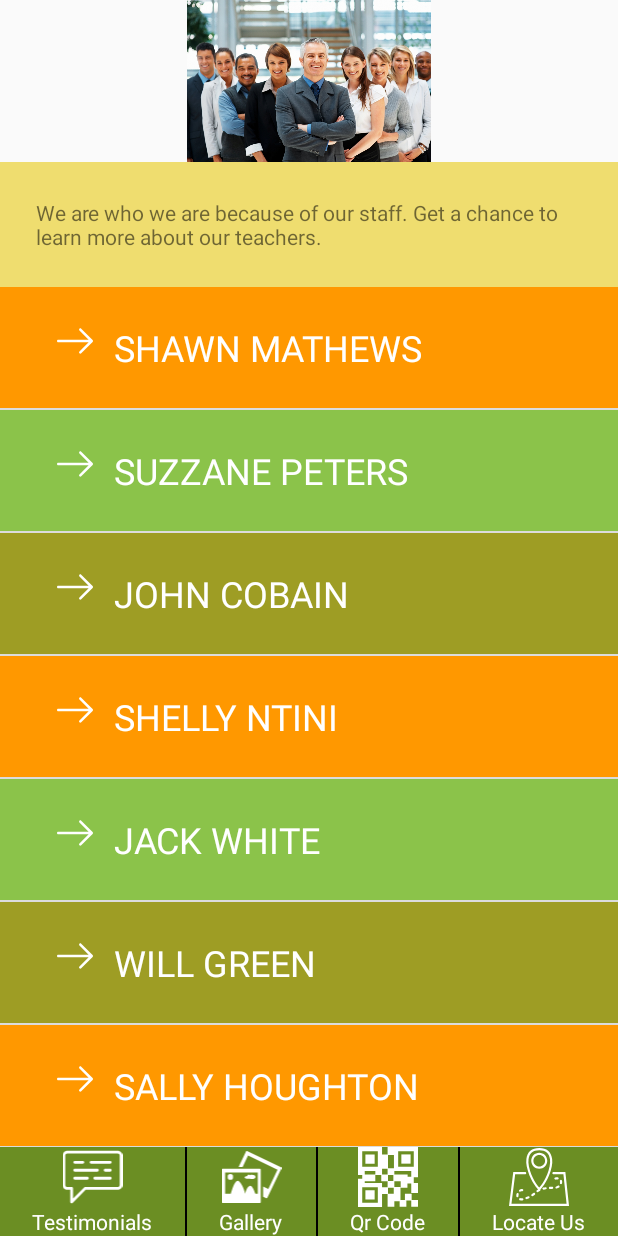
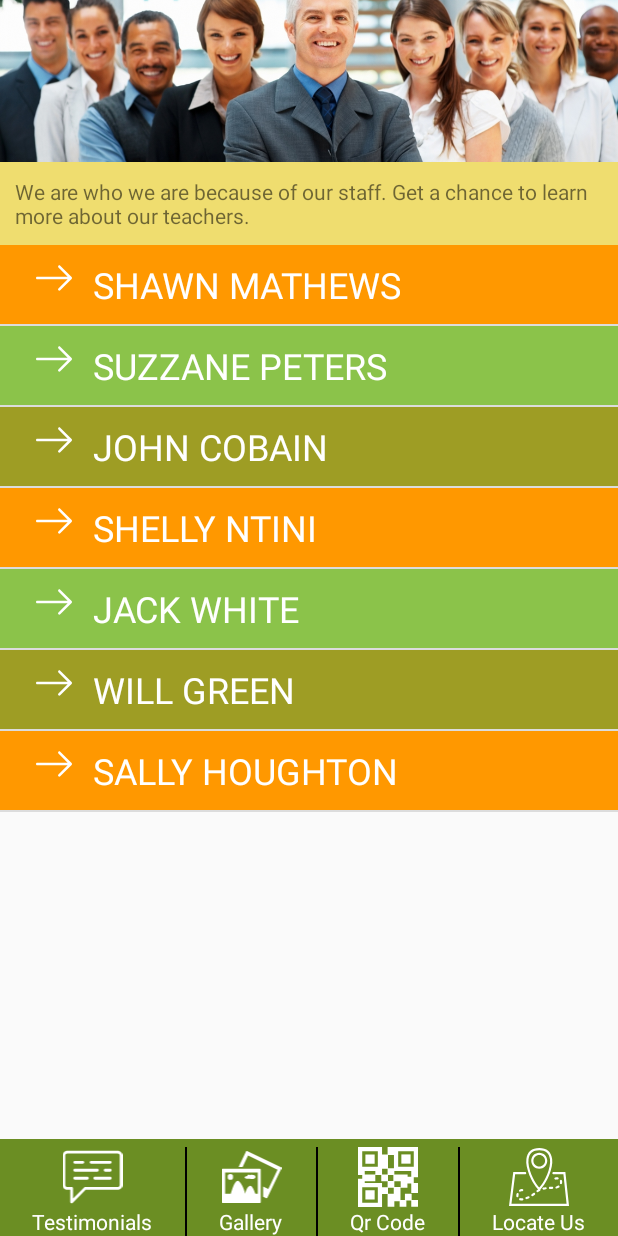
Before and after one commit to appingway-Project20/starwingsproject2, an Android app: the OurStaffActivity screen opened directly, with no data from a screen before it, on a phone screen of 412 x 824 dp. Run offline under Robolectric (Android 15) with nearby library versions, the phone set to English and light mode, and no system bars.

```diff
--- a/app/src/main/AndroidManifest.xml
+++ b/app/src/main/AndroidManifest.xml
@@ -21,9 +21,6 @@
                 <category android:name="android.intent.category.LAUNCHER" />
             </intent-filter>
         </activity>
-        <activity
-            android:name=".StaffActivity"
-            android:parentActivityName=".OurStaffActivity"></activity>
         <activity android:name=".HomeScreenActivity"></activity>
         <activity android:name=".Courses"/>
         <activity android:name=".TestimonialActivity"/>
@@ -31,6 +28,7 @@
         <activity android:name=".AboutUsActivity"/>
         <activity android:name=".VariousCourses"/>
         <activity android:name=".TestimonialDetailActivity"/>
+        <activity android:name=".StaffActivity" />
     </application>
 
 </manifest>
--- a/app/src/main/java/com/example/admin/successcoachingapp/HomeScreenActivity.java
+++ b/app/src/main/java/com/example/admin/successcoachingapp/HomeScreenActivity.java
@@ -28,6 +28,7 @@ public class HomeScreenActivity extends AppCompatActivity implements View.OnClic
         init();
         titleView.setText("HOME");
         setSupportActionBar(toolbar);
+
         testimonial.setOnClickListener(this);
         gallery.setOnClickListener(this);
         qr.setOnClickListener(this);
--- a/app/src/main/res/layout/activity_courses.xml
+++ b/app/src/main/res/layout/activity_courses.xml
@@ -31,6 +31,7 @@
     </RelativeLayout>
 
     <LinearLayout
+        android:paddingTop="5dp"
         android:layout_width="match_parent"
         android:layout_height="wrap_content"
         android:orientation="horizontal"
--- a/app/src/main/res/layout/activity_main.xml
+++ b/app/src/main/res/layout/activity_main.xml
@@ -6,111 +6,129 @@
     android:layout_height="match_parent"
     android:orientation="vertical"
     tools:context="com.example.admin.successcoachingapp.OurStaffActivity">
+
     <ImageView
-    android:layout_width="wrap_content"
-    android:layout_height="108dp"
-    android:src="@drawable/staff_people"/>
+        android:layout_width="wrap_content"
+        android:layout_height="108dp"
+        android:scaleType="centerCrop"
+        android:src="@drawable/staff_people" />
+
     <TextView
+        android:id="@+id/staff_intro"
         android:layout_width="match_parent"
         android:layout_height="wrap_content"
-        android:id="@+id/staff_intro"
         android:background="#EFDD6F"
-        android:padding="24dp" />
+        android:padding="10dp" />
+
     <RelativeLayout
         android:layout_width="wrap_content"
         android:layout_height="wrap_content"
         android:layout_weight="1">
+
         <android.support.v7.widget.RecyclerView
+            android:id="@+id/recycler_view"
             android:layout_width="match_parent"
-            android:layout_height="match_parent"
-            android:id="@+id/recycler_view">
-        </android.support.v7.widget.RecyclerView>
+            android:layout_height="match_parent"></android.support.v7.widget.RecyclerView>
 
     </RelativeLayout>
+
     <LinearLayout
         android:layout_width="match_parent"
         android:layout_height="wrap_content"
+        android:background="#6B8E23"
         android:orientation="horizontal"
-        android:background="#6B8E23">
-        <LinearLayout
-            android:layout_width="wrap_content"
-            android:layout_height="wrap_content"
-            android:orientation="vertical"
-            android:layout_weight="1">
-            <ImageView
-                android:layout_width="match_parent"
-                android:layout_height="40dp"
-                android:src="@drawable/ic_chat"
-                />
-            <TextView
-                android:layout_width="wrap_content"
-                android:layout_height="wrap_content"
-                android:text="Testimonials"
-                android:layout_gravity="center_horizontal"
-                android:textColor="#FFFFFF"/>
-        </LinearLayout>
-        <View
-            android:layout_width="1dp"
-            android:layout_height="match_parent"
-            android:background="#000000"/>
-        <LinearLayout
-            android:layout_width="wrap_content"
-            android:layout_height="wrap_content"
-            android:orientation="vertical"
-            android:layout_weight="1">
-            <ImageView
-                android:layout_width="match_parent"
-                android:layout_height="40dp"
-                android:src="@drawable/ic_gallery"
-                />
-            <TextView
-                android:layout_width="wrap_content"
-                android:layout_height="wrap_content"
-                android:textColor="#FFFFFF"
-                android:layout_gravity="center_horizontal"
-
-                android:text="Gallery"/>
-        </LinearLayout>
-        <View
-            android:layout_width="1dp"
-            android:layout_height="match_parent"
-            android:background="#000000"/>
+        android:paddingTop="5dp">
 
         <LinearLayout
             android:layout_width="wrap_content"
             android:layout_height="wrap_content"
-            android:orientation="vertical"
-            android:layout_weight="1">
+            android:layout_weight="1"
+            android:orientation="vertical">
+
             <ImageView
                 android:layout_width="match_parent"
                 android:layout_height="40dp"
-                android:src="@drawable/ic_qr_codes"/>
+                android:src="@drawable/ic_chat" />
+
             <TextView
                 android:layout_width="wrap_content"
                 android:layout_height="wrap_content"
-                android:textColor="#FFFFFF"
                 android:layout_gravity="center_horizontal"
-                android:text="Qr Code"/>
+                android:text="Testimonials"
+                android:textColor="#FFFFFF" />
         </LinearLayout>
+
         <View
             android:layout_width="1dp"
             android:layout_height="match_parent"
-            android:background="#000000"/>
+            android:background="#000000" />
+
         <LinearLayout
             android:layout_width="wrap_content"
             android:layout_height="wrap_content"
-            android:orientation="vertical"
-            android:layout_weight="1">
+            android:layout_weight="1"
+            android:orientation="vertical">
+
             <ImageView
                 android:layout_width="match_parent"
                 android:layout_height="40dp"
-                android:src="@drawable/ic_map_location"/>
+                android:src="@drawable/ic_gallery" />
+
             <TextView
                 android:layout_width="wrap_content"
                 android:layout_height="wrap_content"
-                android:textColor="#FFFFFF"
                 android:layout_gravity="center_horizontal"
-                android:text="Locate Us"/>
-            </LinearLayout>
+                android:text="Gallery"
+
+                android:textColor="#FFFFFF" />
+        </LinearLayout>
+
+        <View
+            android:layout_width="1dp"
+            android:layout_height="match_parent"
+            android:background="#000000" />
+
+        <LinearLayout
+            android:layout_width="wrap_content"
+            android:layout_height="wrap_content"
+            android:layout_weight="1"
+            android:orientation="vertical">
+
+            <ImageView
+                android:layout_width="match_parent"
+                android:layout_height="40dp"
+                android:src="@drawable/ic_qr_codes" />
+
+            <TextView
+                android:layout_width="wrap_content"
+                android:layout_height="wrap_content"
+                android:layout_gravity="center_horizontal"
+                android:text="Qr Code"
+                android:textColor="#FFFFFF" />
+        </LinearLayout>
+
+        <View
+            android:layout_width="1dp"
+            android:layout_height="match_parent"
+            android:background="#000000" />
+
+        <LinearLayout
+            android:layout_width="wrap_content"
+            android:layout_height="wrap_content"
+            android:layout_weight="1"
+            android:orientation="vertical">
+
+            <ImageView
+                android:layout_width="match_parent"
+                android:layout_height="40dp"
+                android:src="@drawable/ic_map_location" />
+
+            <TextView
+                android:layout_width="wrap_content"
+                android:layout_height="wrap_content"
+                android:layout_gravity="center_horizontal"
+                android:text="Locate Us"
+                android:textColor="#FFFFFF" />
+        </LinearLayout>
     </LinearLayout>
 </LinearLayout>
--- a/app/src/main/res/layout/activity_staff.xml
+++ b/app/src/main/res/layout/activity_staff.xml
@@ -11,6 +11,7 @@
     <ImageView
         android:layout_width="wrap_content"
         android:layout_height="108dp"
+        android:scaleType="centerCrop"
         android:id="@+id/staff_image"
         android:src="@drawable/staff_people"/>
     <ScrollView
@@ -35,6 +36,7 @@
 
 
     <LinearLayout
+        android:paddingTop="5dp"
         android:layout_width="match_parent"
         android:layout_height="wrap_content"
         android:orientation="horizontal"
--- a/app/src/main/res/layout/activity_various_courses.xml
+++ b/app/src/main/res/layout/activity_various_courses.xml
@@ -24,6 +24,7 @@
         android:text="TextView" />
 
     <LinearLayout
+        android:paddingTop="5dp"
         android:layout_width="match_parent"
         android:layout_height="wrap_content"
         android:orientation="horizontal"
--- a/app/src/main/res/layout/our_staff_item_layout.xml
+++ b/app/src/main/res/layout/our_staff_item_layout.xml
@@ -3,7 +3,7 @@
     android:orientation="horizontal"
     android:layout_width="match_parent"
     android:layout_height="wrap_content"
-    android:padding="24dp">
+    android:padding="10dp">
     <ImageView
         android:layout_width="52dp"
         android:layout_height="24dp"
```
Also changed, not shown: app/src/main/java/com/example/admin/successcoachingapp/AboutUsActivity.java (+16 -15 lines), app/src/main/java/com/example/admin/successcoachingapp/Courses.java (+21 -20 lines), app/src/main/java/com/example/admin/successcoachingapp/TestimonialDetailActivity.java (+53 -4 lines), app/src/main/res/drawable/background.xml (added, +14 -0 lines), app/src/main/res/layout/activity_home_screen.xml (+92 -62 lines), app/src/main/res/layout/activity_splash_screen.xml (+13 -13 lines), app/src/main/res/layout/testimonial_fragment.xml (+45 -53 lines), app/src/main/res/layout/toolbar.xml (+4 -4 lines), app/src/main/res/drawable/back.png (added), app/src/main/res/drawable/green_backgnd.jpg (added).
